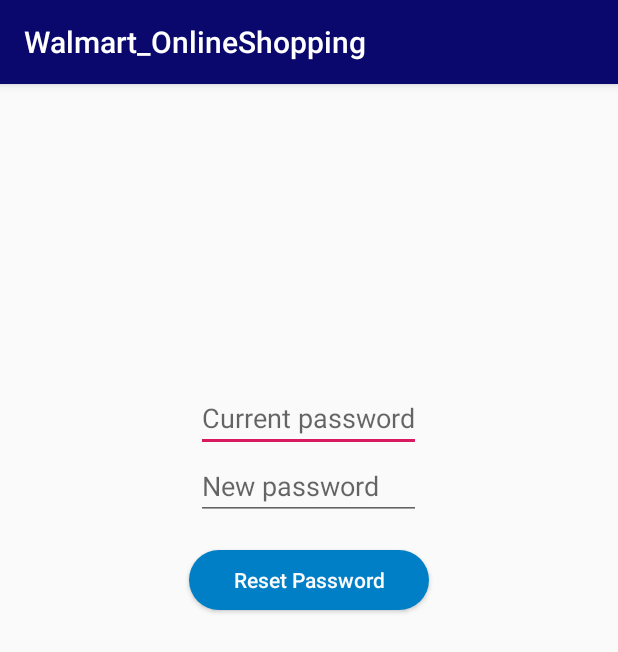
After one commit to sandeepjane1993/Walmart_OnlineShopping, an Android app: the fragment ResetPasswordFragment shown on its own in the app's theme, on a phone screen of 412 x 824 dp. The commit adds this screen. Shown: the top 652 px of the screen. Run offline under Robolectric (Android 15) with nearby library versions, the phone set to English and light mode, and no system bars; our stand-ins replace Volley; network calls fail; 1 statement that could not run was skipped.

Commit message:
added reset password and update info

```diff
--- a/app/src/main/AndroidManifest.xml
+++ b/app/src/main/AndroidManifest.xml
@@ -25,9 +25,9 @@
             android:theme="@style/AppTheme.NoActionBar" />
         <activity android:name=".ui.products.ProductBaseActivity" />
         <activity android:name=".ui.cart.CartActivity" />
-        <activity android:name=".CheckoutActivity" />
-        <activity android:name=".OrderSummary" />
-        <activity android:name=".AccountBaseActivity"></activity>
+        <activity android:name=".ui.payment.CheckoutActivity" />
+        <activity android:name=".ui.payment.OrderSummary" />
+        <activity android:name=".account.AccountBaseActivity"></activity>
     </application>
 
 </manifest>
--- a/app/src/main/java/com/example/sande/walmart_onlineshopping/OrderTrackFragment.java
+++ b/app/src/main/java/com/example/sande/walmart_onlineshopping/account/OrderTrackFragment.java
@@ -1,4 +1,4 @@
-package com.example.sande.walmart_onlineshopping;
+package com.example.sande.walmart_onlineshopping.account;
 
 import android.os.Bundle;
 import android.support.annotation.NonNull;
@@ -15,6 +15,7 @@ import com.android.volley.Response;
 import com.android.volley.VolleyError;
 import com.android.volley.toolbox.StringRequest;
 import com.android.volley.toolbox.Volley;
+import com.example.sande.walmart_onlineshopping.R;
 
 import org.json.JSONArray;
 import org.json.JSONException;
--- a/app/src/main/java/com/example/sande/walmart_onlineshopping/PurchaseHistoryFragment.java
+++ b/app/src/main/java/com/example/sande/walmart_onlineshopping/account/PurchaseHistoryFragment.java
@@ -1,8 +1,7 @@
-package com.example.sande.walmart_onlineshopping;
+package com.example.sande.walmart_onlineshopping.account;
 
 import android.os.Bundle;
 import android.support.annotation.NonNull;
-import android.support.annotation.Nullable;
 import android.support.v4.app.Fragment;
 import android.support.v7.widget.DefaultItemAnimator;
 import android.support.v7.widget.LinearLayoutManager;
@@ -11,7 +10,6 @@ import android.util.Log;
 import android.view.LayoutInflater;
 import android.view.View;
 import android.view.ViewGroup;
-import android.widget.Toast;
 
 import com.android.volley.Request;
 import com.android.volley.RequestQueue;
@@ -19,6 +17,8 @@ import com.android.volley.Response;
 import com.android.volley.VolleyError;
 import com.android.volley.toolbox.StringRequest;
 import com.android.volley.toolbox.Volley;
+import com.example.sande.walmart_onlineshopping.R;
+import com.example.sande.walmart_onlineshopping.account.OrderTrackFragment;
 import com.example.sande.walmart_onlineshopping.adapters.PurchaseHistoryAdapter;
 import com.example.sande.walmart_onlineshopping.data.PurchaseHistoryData;
 
--- /dev/null
+++ b/app/src/main/java/com/example/sande/walmart_onlineshopping/account/ResetPasswordFragment.java
@@ -0,0 +1,69 @@
+package com.example.sande.walmart_onlineshopping.account;
+
+import android.os.Bundle;
+import android.support.annotation.NonNull;
+import android.support.annotation.Nullable;
+import android.support.v4.app.Fragment;
+import android.view.LayoutInflater;
+import android.view.View;
+import android.view.ViewGroup;
+import android.widget.Button;
+import android.widget.EditText;
+import android.widget.Toast;
+
+import com.android.volley.Request;
+import com.android.volley.RequestQueue;
+import com.android.volley.Response;
+import com.android.volley.VolleyError;
+import com.android.volley.toolbox.StringRequest;
+import com.android.volley.toolbox.Volley;
+import com.example.sande.walmart_onlineshopping.R;
+
+public class ResetPasswordFragment extends Fragment {
+
+    Button btn_resetPassword;
+    EditText et_currentPassword,et_newPassword;
+    @Override
+    public View onCreateView(LayoutInflater inflater,ViewGroup container,Bundle savedInstanceState) {
+        View view = inflater.inflate(R.layout.fragment_reset_password, container, false);
+
+        btn_resetPassword = view.findViewById(R.id.btn_reset_RP);
+        et_currentPassword = view.findViewById(R.id.et_currentPassword_RP);
+        et_newPassword = view.findViewById(R.id.et_newPassword_RP);
+
+        Bundle b = getArguments();
+        final String mobile = b.getString("mobile");
+
+        btn_resetPassword.setOnClickListener(new View.OnClickListener() {
+            @Override
+            public void onClick(View v) {
+
+                String cp = et_currentPassword.getText().toString();
+                String np = et_newPassword.getText().toString();
+
+                String url = " http://rjtmobile.com/aamir/e-commerce/android-app/shop_reset_pass.php?" +
+                        "&mobile=" +mobile+
+                        "&password=" +cp+
+                        "&newpassword=" +np;
+
+                StringRequest request = new StringRequest(Request.Method.POST, url, new Response.Listener<String>() {
+                    @Override
+                    public void onResponse(String response) {
+                        Toast.makeText(getActivity(), "password reset successfully" , Toast.LENGTH_SHORT).show();
+
+                    }
+                }, new Response.ErrorListener() {
+                    @Override
+                    public void onErrorResponse(VolleyError error) {
+
+                    }
+                });
+
+                RequestQueue resetPasswordRequest = Volley.newRequestQueue(getActivity());
+                resetPasswordRequest.add(request);
+            }
+        });
+
+        return view;
+    }
+}
--- a/app/src/main/java/com/example/sande/walmart_onlineshopping/TopSellersFragment.java
+++ b/app/src/main/java/com/example/sande/walmart_onlineshopping/account/TopSellersFragment.java
@@ -1,4 +1,4 @@
-package com.example.sande.walmart_onlineshopping;
+package com.example.sande.walmart_onlineshopping.account;
 
 import android.os.Bundle;
 import android.support.annotation.NonNull;
@@ -17,6 +17,7 @@ import com.android.volley.Response;
 import com.android.volley.VolleyError;
 import com.android.volley.toolbox.StringRequest;
 import com.android.volley.toolbox.Volley;
+import com.example.sande.walmart_onlineshopping.R;
 import com.example.sande.walmart_onlineshopping.adapters.HomePageAdaptor;
 import com.example.sande.walmart_onlineshopping.adapters.TopSellersAdaptor;
 import com.example.sande.walmart_onlineshopping.data.HomeDepartmentData;
--- a/app/src/main/java/com/example/sande/walmart_onlineshopping/ui/cart/CartFragment.java
+++ b/app/src/main/java/com/example/sande/walmart_onlineshopping/ui/cart/CartFragment.java
@@ -13,7 +13,7 @@ import android.view.ViewGroup;
 import android.widget.Button;
 import android.widget.TextView;
 
-import com.example.sande.walmart_onlineshopping.CheckoutActivity;
+import com.example.sande.walmart_onlineshopping.ui.payment.CheckoutActivity;
 import com.example.sande.walmart_onlineshopping.database.FeedDao;
 import com.example.sande.walmart_onlineshopping.R;
 import com.example.sande.walmart_onlineshopping.adapters.CartAdapter;
--- a/app/src/main/java/com/example/sande/walmart_onlineshopping/CheckoutActivity.java
+++ b/app/src/main/java/com/example/sande/walmart_onlineshopping/ui/payment/CheckoutActivity.java
@@ -1,4 +1,4 @@
-package com.example.sande.walmart_onlineshopping;
+package com.example.sande.walmart_onlineshopping.ui.payment;
 
 import android.app.Activity;
 import android.content.Intent;
@@ -10,7 +10,7 @@ import android.view.View;
 import android.widget.Button;
 import android.widget.Toast;
 
-import com.example.sande.walmart_onlineshopping.data.OrderData;
+import com.example.sande.walmart_onlineshopping.R;
 import com.paypal.android.sdk.payments.PayPalConfiguration;
 import com.paypal.android.sdk.payments.PayPalPayment;
 import com.paypal.android.sdk.payments.PayPalService;
--- a/app/src/main/java/com/example/sande/walmart_onlineshopping/ui/products/HomePageActivity.java
+++ b/app/src/main/java/com/example/sande/walmart_onlineshopping/ui/products/HomePageActivity.java
@@ -18,7 +18,6 @@ import android.support.v7.widget.Toolbar;
 import android.view.Menu;
 import android.view.MenuItem;
 import android.widget.ImageView;
-import android.widget.Toast;
 import android.widget.ViewFlipper;
 
 import com.android.volley.Request;
@@ -27,7 +26,7 @@ import com.android.volley.Response;
 import com.android.volley.VolleyError;
 import com.android.volley.toolbox.StringRequest;
 import com.android.volley.toolbox.Volley;
-import com.example.sande.walmart_onlineshopping.AccountBaseActivity;
+import com.example.sande.walmart_onlineshopping.account.AccountBaseActivity;
 import com.example.sande.walmart_onlineshopping.adapters.HomePageAdaptor;
 import com.example.sande.walmart_onlineshopping.R;
 import com.example.sande.walmart_onlineshopping.data.HomeDepartmentData;
@@ -75,6 +74,9 @@ public class HomePageActivity extends AppCompatActivity
                             account.putExtra("apiKey",getIntent().getStringExtra("API key"));
                             account.putExtra("userId",getIntent().getStringExtra("user_id"));
                             account.putExtra("mobile",getIntent().getStringExtra("mobile"));
+                            account.putExtra("fName",getIntent().getStringExtra("fName"));
+                            account.putExtra("lName",getIntent().getStringExtra("lName"));
+                            account.putExtra("email",getIntent().getStringExtra("email"));
                             startActivity(account);
                             return true;
                     }
--- a/app/src/main/res/layout/activity_account_base.xml
+++ b/app/src/main/res/layout/activity_account_base.xml
@@ -5,6 +5,6 @@
     android:layout_width="match_parent"
     android:layout_height="match_parent"
     android:id="@+id/id_AccountBaseActivity"
-    tools:context=".AccountBaseActivity">
+    tools:context=".account.AccountBaseActivity">
 
 </android.support.constraint.ConstraintLayout>
--- a/app/src/main/res/layout/activity_checkout.xml
+++ b/app/src/main/res/layout/activity_checkout.xml
@@ -4,7 +4,7 @@
     xmlns:tools="http://schemas.android.com/tools"
     android:layout_width="match_parent"
     android:layout_height="match_parent"
-    tools:context=".CheckoutActivity">
+    tools:context=".ui.payment.CheckoutActivity">
 
     <EditText
         android:id="@+id/et_deliveryAddress"
--- a/app/src/main/res/layout/activity_order_summary.xml
+++ b/app/src/main/res/layout/activity_order_summary.xml
@@ -5,7 +5,7 @@
     android:layout_width="match_parent"
     android:layout_height="match_parent"
     android:orientation="vertical"
-    tools:context=".OrderSummary">
+    tools:context=".ui.payment.OrderSummary">
 
 
     <View
--- a/app/src/main/res/layout/fragment_accountbase.xml
+++ b/app/src/main/res/layout/fragment_accountbase.xml
@@ -105,8 +105,8 @@
         android:background="#d1d4d1"
         android:layout_height="1dp"/>
     <Button
-
-        android:text="Protection Plans"
+        android:id="@+id/btn_resetPassword"
+        android:text="Reset Password"
         android:textAlignment="textStart"
         android:drawableRight="@drawable/ic_chevron_right_black_24dp"
         android:drawableLeft="@drawable/ic_person_outline_black_24dp"
--- /dev/null
+++ b/app/src/main/res/layout/fragment_reset_password.xml
@@ -0,0 +1,36 @@
+<?xml version="1.0" encoding="utf-8"?>
+<LinearLayout
+    xmlns:android="http://schemas.android.com/apk/res/android"
+    android:orientation="vertical"
+    android:layout_width="match_parent"
+    android:layout_height="match_parent">
+
+    <View
+        android:layout_width="match_parent"
+        android:layout_height="200dp"/>
+    <EditText
+        android:id="@+id/et_currentPassword_RP"
+        android:layout_gravity="center"
+        android:hint="Current password"
+        android:layout_width="150dp"
+        android:layout_height="wrap_content" />
+    <EditText
+        android:id="@+id/et_newPassword_RP"
+        android:layout_gravity="center"
+        android:hint="New password"
+        android:layout_width="150dp"
+        android:layout_height="wrap_content" />
+    <View
+        android:layout_width="match_parent"
+        android:layout_height="20dp"/>
+    <Button
+        android:id="@+id/btn_reset_RP"
+        android:textColor="#FCFCFC"
+        android:textAllCaps="false"
+        android:text="Reset Password"
+        android:layout_gravity="center"
+        android:background="@drawable/button_curved"
+        android:layout_width="160dp"
+        android:layout_height="40dp" />
+
+</LinearLayout>
```
Also changed, not shown: app/src/main/java/com/example/sande/walmart_onlineshopping/AccountFragment.java (deleted, +0 -64 lines), app/src/main/java/com/example/sande/walmart_onlineshopping/account/AccountBaseActivity.java (renamed from app/src/main/java/com/example/sande/walmart_onlineshopping/AccountBaseActivity.java, +9 -1 lines), app/src/main/java/com/example/sande/walmart_onlineshopping/account/AccountFragment.java (added, +102 -0 lines), app/src/main/java/com/example/sande/walmart_onlineshopping/account/PersonalInfoFragment.java (added, +84 -0 lines), app/src/main/java/com/example/sande/walmart_onlineshopping/ui/payment/OrderSummary.java (renamed from app/src/main/java/com/example/sande/walmart_onlineshopping/OrderSummary.java, +2 -5 lines), app/src/main/res/layout/fragment_personal_info.xml (added, +77 -0 lines).
